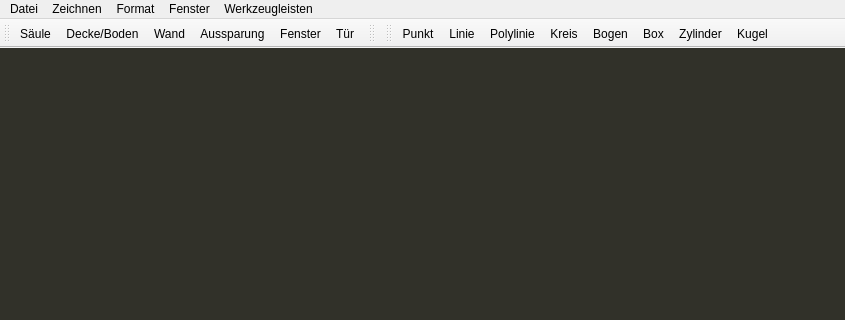
First picture: the form in mainwindow.ui, repository sme-gmbh/smepowercad, before the edit; both pictures show x 0 to 845 and y 0 to 320 of the 845 by 555 pixel window.
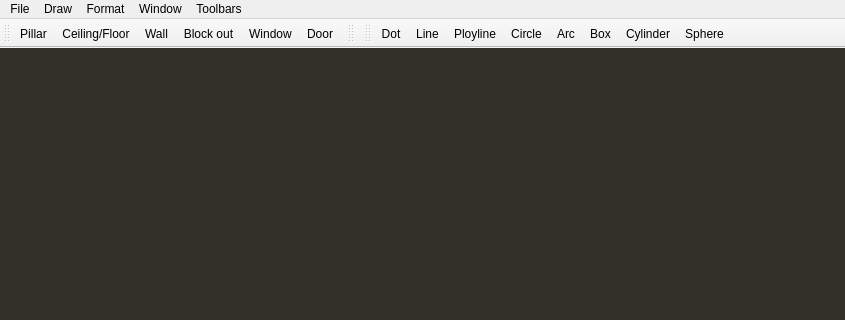
Second picture: the form after the edit. Icons and pictures are not drawn.

Diff of the .ui file:
```diff
--- a/mainwindow.ui
+++ b/mainwindow.ui
@@ -127,7 +127,7 @@
    </property>
    <widget class="QMenu" name="menuDatei">
     <property name="title">
-     <string>Datei</string>
+     <string>File</string>
     </property>
     <addaction name="actionLaden"/>
     <addaction name="actionLastEditedProjects"/>
@@ -142,7 +142,7 @@
    </widget>
    <widget class="QMenu" name="menuZeichnen">
     <property name="title">
-     <string>Zeichnen</string>
+     <string>Draw</string>
     </property>
     <addaction name="actionLinie"/>
     <addaction name="actionBogen"/>
@@ -155,13 +155,13 @@
    </widget>
    <widget class="QMenu" name="menuFenster">
     <property name="title">
-     <string>Fenster</string>
+     <string>Window</string>
     </property>
     <addaction name="actionNeues_Schnittfenster"/>
    </widget>
    <widget class="QMenu" name="menuWerkzeugleisten">
     <property name="title">
-     <string>Werkzeugleisten</string>
+     <string>Toolbars</string>
     </property>
    </widget>
    <addaction name="menuDatei"/>
@@ -481,7 +481,7 @@
      <normaloff>:/objekte/grundobjekte/icons/Linie.svg</normaloff>:/objekte/grundobjekte/icons/Linie.svg</iconset>
    </property>
    <property name="text">
-    <string>Linie</string>
+    <string>Line</string>
    </property>
    <property name="shortcut">
     <string>L</string>
@@ -496,7 +496,7 @@
      <normaloff>:/objekte/grundobjekte/icons/Bogen.svg</normaloff>:/objekte/grundobjekte/icons/Bogen.svg</iconset>
    </property>
    <property name="text">
-    <string>Bogen</string>
+    <string>Arc</string>
    </property>
    <property name="shortcut">
     <string>B</string>
@@ -511,7 +511,7 @@
      <normaloff>:/objekte/grundobjekte/icons/Kreis.svg</normaloff>:/objekte/grundobjekte/icons/Kreis.svg</iconset>
    </property>
    <property name="text">
-    <string>Kreis</string>
+    <string>Circle</string>
    </property>
    <property name="shortcut">
     <string>K</string>
@@ -537,7 +537,7 @@
      <normaloff>:/objekte/architektur/icons/Wand.svg</normaloff>:/objekte/architektur/icons/Wand.svg</iconset>
    </property>
    <property name="text">
-    <string>Wand</string>
+    <string>Wall</string>
    </property>
    <property name="toolTip">
     <string>Wand</string>
@@ -549,7 +549,7 @@
      <normaloff>:/objekte/architektur/icons/boden_decke.svg</normaloff>:/objekte/architektur/icons/boden_decke.svg</iconset>
    </property>
    <property name="text">
-    <string>Decke/Boden</string>
+    <string>Ceiling/Floor</string>
    </property>
   </action>
   <action name="actionSaeule">
@@ -558,7 +558,7 @@
      <normaloff>:/objekte/architektur/icons/Stütze.svg</normaloff>:/objekte/architektur/icons/Stütze.svg</iconset>
    </property>
    <property name="text">
-    <string>Säule</string>
+    <string>Pillar</string>
    </property>
   </action>
   <action name="actionFenster">
@@ -567,7 +567,7 @@
      <normaloff>:/objekte/architektur/icons/fenster.svg</normaloff>:/objekte/architektur/icons/fenster.svg</iconset>
    </property>
    <property name="text">
-    <string>Fenster</string>
+    <string>Window</string>
    </property>
   </action>
   <action name="actionTuer">
@@ -576,7 +576,7 @@
      <normaloff>:/objekte/architektur/icons/tuer.svg</normaloff>:/objekte/architektur/icons/tuer.svg</iconset>
    </property>
    <property name="text">
-    <string>Tür</string>
+    <string>Door</string>
    </property>
   </action>
   <action name="actionAussparung">
@@ -585,7 +585,7 @@
      <normaloff>:/objekte/architektur/icons/Aussparung.svg</normaloff>:/objekte/architektur/icons/Aussparung.svg</iconset>
    </property>
    <property name="text">
-    <string>Aussparung</string>
+    <string>Block out</string>
    </property>
   </action>
   <action name="actionLastEditedProjects">
@@ -599,7 +599,7 @@
      <normaloff>:/objekte/grundobjekte/icons/point.svg</normaloff>:/objekte/grundobjekte/icons/point.svg</iconset>
    </property>
    <property name="text">
-    <string>Punkt</string>
+    <string>Dot</string>
    </property>
   </action>
   <action name="actionPolylinie">
@@ -608,7 +608,7 @@
      <normaloff>:/objekte/grundobjekte/icons/polyline.svg</normaloff>:/objekte/grundobjekte/icons/polyline.svg</iconset>
    </property>
    <property name="text">
-    <string>Polylinie</string>
+    <string>Ployline</string>
    </property>
   </action>
   <action name="actionBox">
@@ -626,7 +626,7 @@
      <normaloff>:/objekte/grundobjekte/icons/cylinder.svg</normaloff>:/objekte/grundobjekte/icons/cylinder.svg</iconset>
    </property>
    <property name="text">
-    <string>Zylinder</string>
+    <string>Cylinder</string>
    </property>
   </action>
   <action name="actionKugel">
@@ -635,7 +635,7 @@
      <normaloff>:/objekte/grundobjekte/icons/sphere.svg</normaloff>:/objekte/grundobjekte/icons/sphere.svg</iconset>
    </property>
    <property name="text">
-    <string>Kugel</string>
+    <string>Sphere</string>
    </property>
   </action>
  </widget>
```
Left out of the diff: 30 changed lines with no effect on the pictures.
